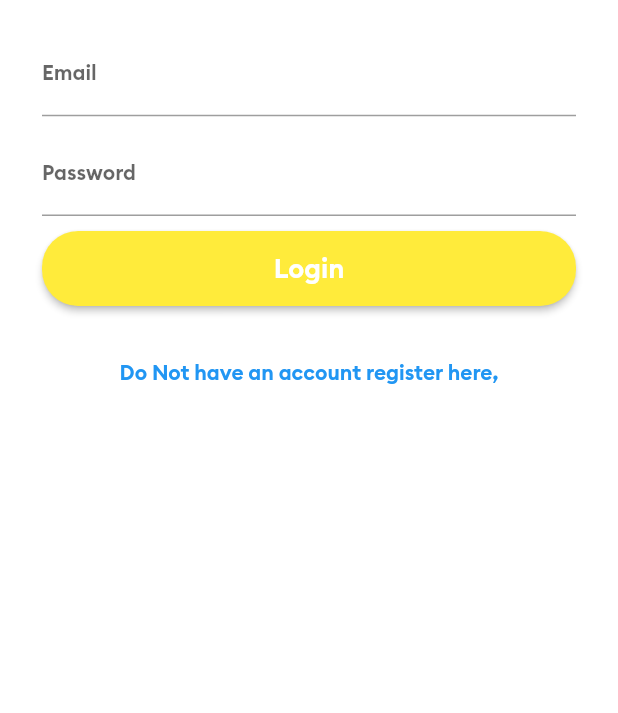
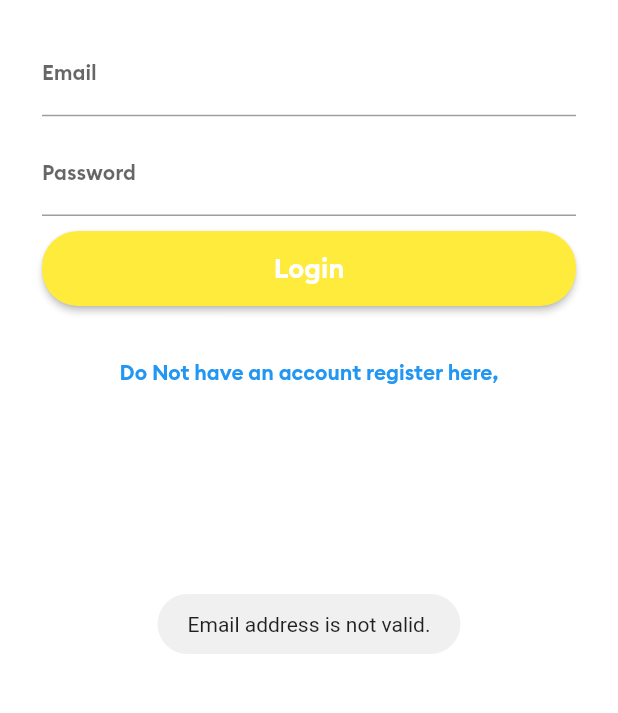
Before and after one commit to Cypherfelix/uber_app-clone, a Flutter app: the screen it shows after launch, after a tap on "Login", on a phone screen of 412 x 824 dp, the part 486-1199 px from its top. Run offline on Flutter 3.47's test engine with Material 2 defaults, Android fonts, the phone set to English and light mode, and no system bars; our stand-ins replace firebase_auth, firebase_core, firebase_database, fluttertoast; accounts and stored records are empty.

Commit message:
implement login using firebase functionality

```diff
--- a/lib/AllScreens/loginscreen.dart
+++ b/lib/AllScreens/loginscreen.dart
@@ -1,8 +1,16 @@
+import 'package:firebase_auth/firebase_auth.dart';
+import 'package:firebase_database/firebase_database.dart';
 import 'package:flutter/material.dart';
+import 'package:rider_app/AllScreens/mainscreen.dart';
 import 'package:rider_app/AllScreens/registrationScreen.dart';
+import 'package:rider_app/main.dart';
 
 class LoginScreen extends StatelessWidget {
   static const String idScreen = "login";
+  TextEditingController emailTextEditingController =
+      new TextEditingController();
+  TextEditingController passwordTextEditingController =
+      new TextEditingController();
 
   @override
   Widget build(BuildContext context) {
@@ -46,6 +54,7 @@ class LoginScreen extends StatelessWidget {
                         ),
                       ),
                       style: TextStyle(fontSize: 14.0),
+                      controller: emailTextEditingController,
                     ),
                     SizedBox(
                       height: 10.0,
@@ -61,13 +70,22 @@ class LoginScreen extends StatelessWidget {
                         ),
                       ),
                       style: TextStyle(fontSize: 14.0),
+                      controller: passwordTextEditingController,
                     ),
                     SizedBox(
                       height: 10.0,
                     ),
                     ElevatedButton(
                       onPressed: () {
-                        print("Logged in button clicked");
+                        if (!emailTextEditingController.text.contains("@")) {
+                          displayToastMessage(
+                              "Email address is not valid.", context);
+                        } else if (passwordTextEditingController.text.isEmpty) {
+                          displayToastMessage(
+                              "Password cannot be empty.", context);
+                        } else {
+                          loginAndAuthenticate(context);
+                        }
                       },
                       child: Container(
                         height: 50.0,
@@ -105,4 +123,23 @@ class LoginScreen extends StatelessWidget {
       ),
     );
   }
+
+  final FirebaseAuth _firebaseAuth = FirebaseAuth.instance;
+  void loginAndAuthenticate(BuildContext context) async {
+    try {
+      (await _firebaseAuth.signInWithEmailAndPassword(
+              email: emailTextEditingController.text,
+              password: passwordTextEditingController.text))
+          .user;
+      displayToastMessage("Login successful.", context);
+      Navigator.pushNamedAndRemoveUntil(
+          context, MainScreen.idScreen, (route) => false);
+    } on FirebaseAuthException catch (e) {
+      if (e.code == 'user-not-found') {
+        displayToastMessage('No user found for that email.', context);
+      } else if (e.code == 'wrong-password') {
+        displayToastMessage('Wrong password provided for that user.', context);
+      }
+    }
+  }
 }
```
Also changed, not shown: lib/AllScreens/registrationScreen.dart (+22 -6 lines).
